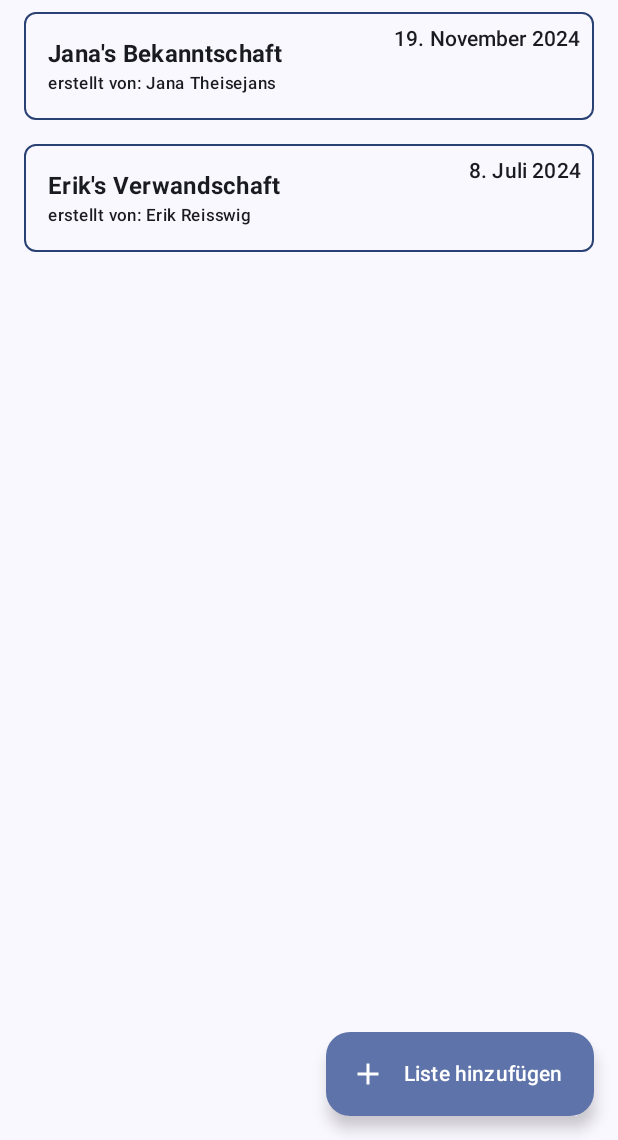
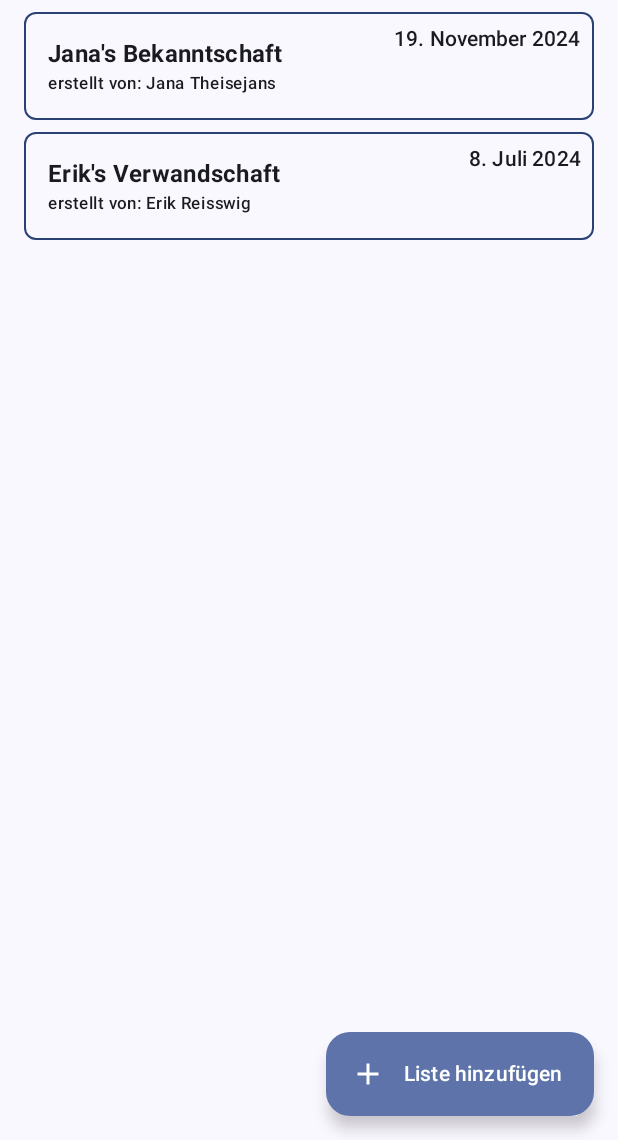
Before and after one commit to erikrei/Rireki, an Android app built with Jetpack Compose: the screen it shows after launch (MainActivity), on a phone screen of 412 x 824 dp, the part 96-1236 px from its top. Run offline under Robolectric (Android 15) with nearby library versions, the phone set to English and light mode, and no system bars.

```diff
--- a/app/src/main/java/com/example/rireki/ui/screens/HomeScreen.kt
+++ b/app/src/main/java/com/example/rireki/ui/screens/HomeScreen.kt
@@ -51,8 +51,9 @@ fun HomeScreen(
                         modifier = Modifier
                             .fillMaxWidth()
                             .padding(
-                                vertical = dimensionResource(id = R.dimen.profile_list_outer_vertical_padding),
-                                horizontal = dimensionResource(id = R.dimen.profile_list_outer_horizontal_padding)
+                                start = dimensionResource(id = R.dimen.profile_list_outer_horizontal_padding),
+                                end = dimensionResource(id = R.dimen.profile_list_outer_horizontal_padding),
+                                top = dimensionResource(id = R.dimen.profile_list_outer_vertical_padding)
                             )
                             .border(
                                 width = 1.dp,
```
